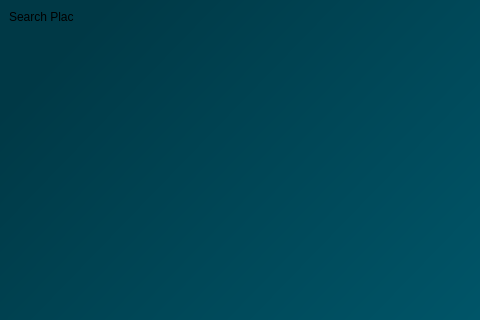
Before: the Qt Designer form dialogs/ui/bboxdialog.ui in sparqlunicorn/sparqlunicornGoesGIS, drawn with Qt 5; both pictures show x 0 to 480 and y 0 to 320 of the 699 by 724 pixel window.
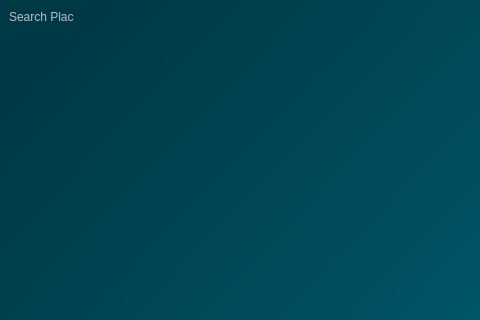
After: the same form once the commit is applied.

Diff of the .ui file:
```diff
--- a/dialogs/ui/bboxdialog.ui
+++ b/dialogs/ui/bboxdialog.ui
@@ -19,6 +19,9 @@
 </string>
   </property>
   <widget class="QLabel" name="searchPlace">
+   <property name="enabled">
+    <bool>false</bool>
+   </property>
    <property name="geometry">
     <rect>
      <x>9</x>
```
